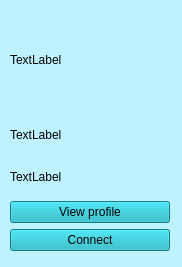
The window that profileicon.ui (KNajjary/LinkedIn) describes before a commit, drawn with Qt 5.
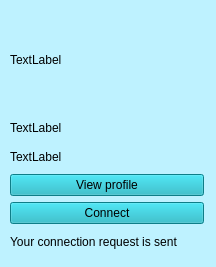
The same window after the commit.

What changed in the file:
```diff
--- a/profileicon.ui
+++ b/profileicon.ui
@@ -6,7 +6,7 @@
    <rect>
     <x>0</x>
     <y>0</y>
-    <width>182</width>
+    <width>216</width>
     <height>267</height>
    </rect>
   </property>
@@ -22,8 +22,8 @@
     <rect>
      <x>10</x>
      <y>10</y>
-     <width>160</width>
-     <height>241</height>
+     <width>194</width>
+     <height>243</height>
     </rect>
    </property>
    <layout class="QVBoxLayout" name="verticalLayout">
@@ -74,6 +74,13 @@
       </property>
      </widget>
     </item>
+    <item>
+     <widget class="QLabel" name="label_SentReq">
+      <property name="text">
+       <string>Your connection request is sent</string>
+      </property>
+     </widget>
+    </item>
    </layout>
   </widget>
  </widget>
```
